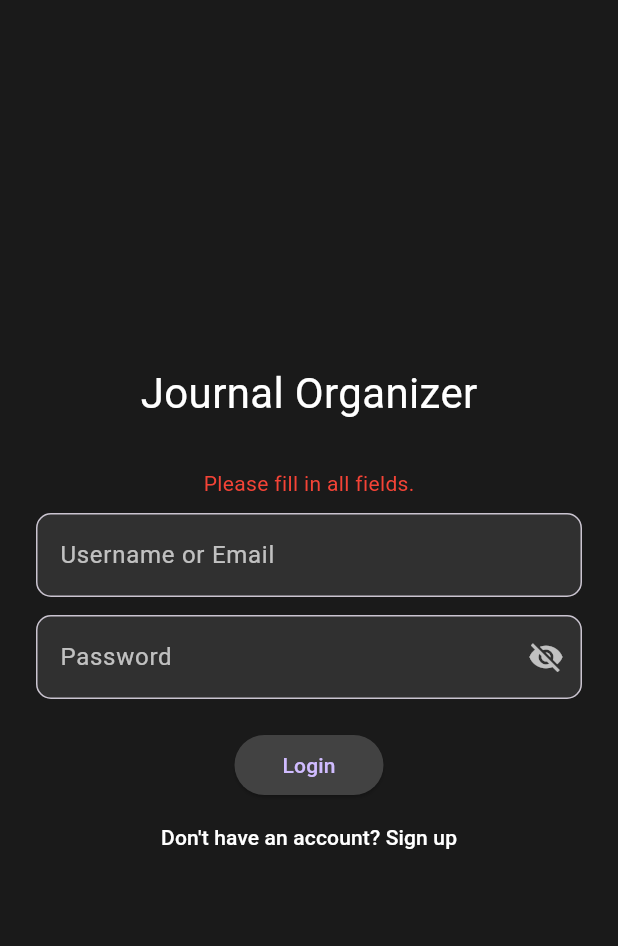
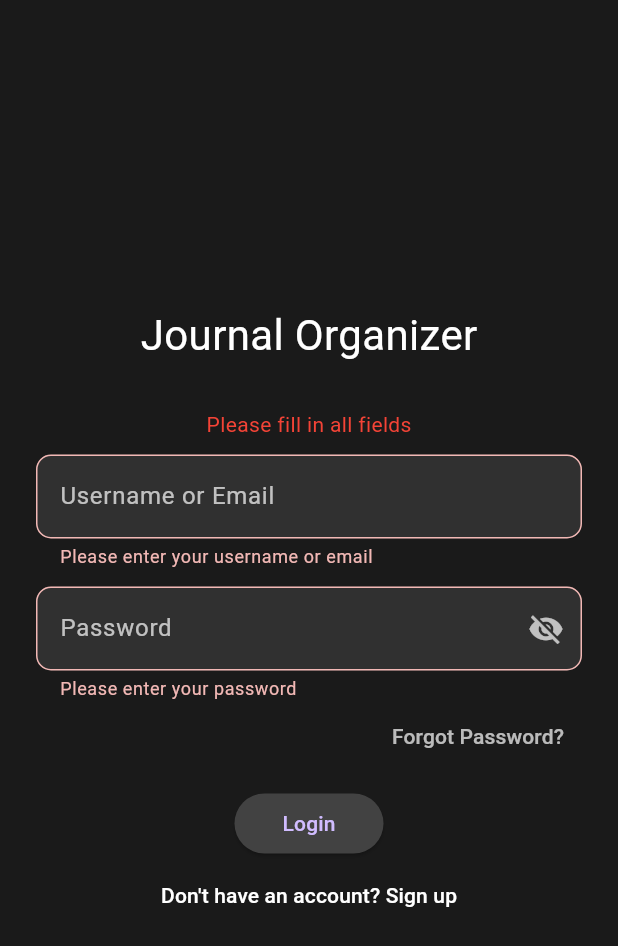
Before and after one commit to andrybc/ai-journal-backend, a Flutter app: the screen it shows after launch, after a tap on "Login", on a phone screen of 412 x 824 dp. Shown: the top 946 px of the screen. Run offline on Flutter 3.47's test engine with Material 3 defaults, Android fonts, the phone set to English and light mode, and no system bars; our stand-ins replace flutter_dotenv, flutter_markdown, shared_preferences; missing offline and left inert: markdown.

Commit message:
login form validation

```diff
--- a/flutter/lib/screens/login_screen.dart
+++ b/flutter/lib/screens/login_screen.dart
@@ -16,19 +16,21 @@ class _LoginScreenState extends State<LoginScreen> {
   bool showPassword = false;
   String? error;
   bool isLoading = false;
+  bool isSubmitted = false;
 
   void handleLogin() async {
-    final username = usernameController.text.trim();
-    final password = passwordController.text;
-
     setState(() {
+      isSubmitted = true;
       error = null;
       isLoading = true;
     });
 
+    final username = usernameController.text.trim();
+    final password = passwordController.text;
+
     if (username.isEmpty || password.isEmpty) {
       setState(() {
-        error = "Please fill in all fields.";
+        error = 'Please fill in all fields';
         isLoading = false;
       });
       return;
@@ -82,6 +84,10 @@ class _LoginScreenState extends State<LoginScreen> {
                     border: OutlineInputBorder(
                       borderRadius: BorderRadius.circular(10),
                     ),
+                    errorText:
+                        isSubmitted && usernameController.text.trim().isEmpty
+                            ? 'Please enter your username or email'
+                            : null,
                   ),
                 ),
                 const SizedBox(height: 12),
@@ -108,13 +114,40 @@ class _LoginScreenState extends State<LoginScreen> {
                         });
                       },
                     ),
+                    errorText:
+                        isSubmitted && passwordController.text.isEmpty
+                            ? 'Please enter your password'
+                            : null,
                   ),
                 ),
-                const SizedBox(height: 20),
+                Align(
+                  alignment: Alignment.centerRight,
+                  child: TextButton(
+                    onPressed: () {
+                      ScaffoldMessenger.of(context).showSnackBar(
+                        const SnackBar(
+                          content: Text(
+                            'Forgot password functionality will be implemented soon',
+                          ),
+                        ),
+                      );
+                    },
+                    child: const Text(
+                      "Forgot Password?",
+                      style: TextStyle(color: Colors.white70),
+                    ),
+                  ),
+                ),
+                const SizedBox(height: 10),
                 isLoading
                     ? const CircularProgressIndicator()
                     : ElevatedButton(
-                      onPressed: handleLogin,
+                      onPressed: () {
+                        setState(() {
+                          isSubmitted = true;
+                        });
+                        handleLogin();
+                      },
                       style: ElevatedButton.styleFrom(
                         backgroundColor: Colors.grey[800],
                         padding: const EdgeInsets.symmetric(horizontal: 32),
```
